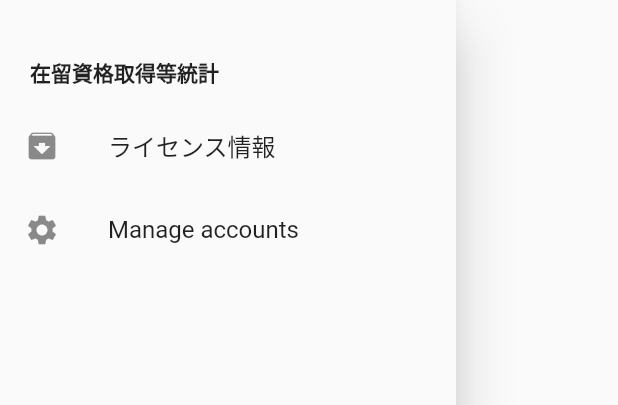
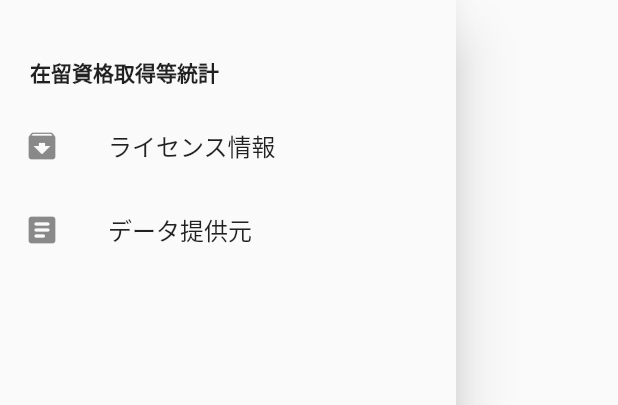
Before and after one commit to Enki-work/estatJapan, a Flutter app: the MenuDrawer widget shown alone on an empty page, opened directly, on a phone screen of 412 x 824 dp. Shown: the top 405 px of the screen. Run offline on Flutter 3.47's test engine with Material 2 defaults, Android fonts, the phone set to English and light mode, and no system bars; our stand-ins replace dio, flutter_svg; missing offline and left inert: horizontal_data_table; network calls fail.

Commit message:
提供元情報画面実装

```diff
--- a/estatjapan/lib/Page/MenuDrawer.dart
+++ b/estatjapan/lib/Page/MenuDrawer.dart
@@ -50,8 +50,12 @@ class MenuDrawer extends StatelessWidget {
                     },
                   ),
                   ListTile(
-                    leading: const Icon(Icons.settings),
-                    title: const Text('Manage accounts'),
+                    leading: const Icon(Icons.article_rounded),
+                    title: const Text('データ提供元'),
+                    onTap: () {
+                      Navigator.pop(context);
+                      Navigator.of(context).pushNamed("eStaInfoPage");
+                    },
                   ),
                 ],
               ),
--- a/estatjapan/lib/main.dart
+++ b/estatjapan/lib/main.dart
@@ -4,6 +4,7 @@ import 'package:flutter/material.dart';
 import 'Page/DataTablePage.dart';
 import 'Page/LicenseInfoPage.dart';
 import 'Page/MonthSelectPage.dart';
+import 'Page/eStatInfoPage.dart';
 import 'model/RouteModel.dart';
 
 void main() {
@@ -29,6 +30,7 @@ class MyApp extends StatelessWidget {
                     ModalRoute.of(context)?.settings.arguments as RouteModel,
               ),
           "LicenseInfoPage": (context) => LicenseInfoPage(),
+          "eStaInfoPage": (context) => eStaInfoPage(),
           "/": (context) =>
               ImmigrationStatisticsPage(title: '在留資格の取得等の受理及び処理人員'),
         });
```
Also changed, not shown: estatjapan/lib/Page/eStatInfoPage.dart (added, +34 -0 lines).
